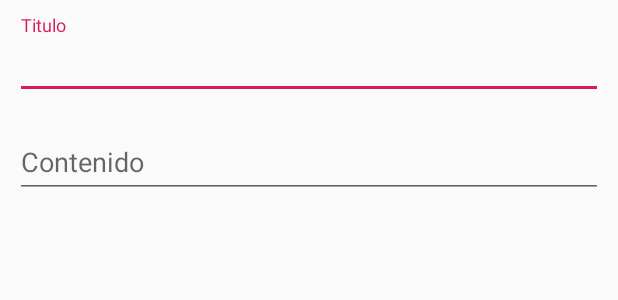
After one commit to ElvisAlfaro/RecyclerView, an Android app: the layout popup_edit_item.xml on its own in the app's theme, with its tools: preview values and no code run, on a phone screen of 412 x 824 dp. The commit adds this screen. Shown: the top 300 px of the screen. Run offline under Robolectric (Android 15) with nearby library versions, the phone set to English and light mode, and no system bars.

Commit message:
implementar CRUD

```diff
--- a/RecyclerView/app/build.gradle
+++ b/RecyclerView/app/build.gradle
@@ -30,6 +30,7 @@ dependencies {
     implementation 'androidx.core:core-ktx:1.12.0'
     implementation 'androidx.core:core-ktx:1.12.0'
     implementation 'androidx.core:core:1.12.0'
+    implementation 'com.google.android.material:material:1.5.0'
 
     testImplementation 'junit:junit:4.12'
     androidTestImplementation 'androidx.test:runner:1.1.1'
--- /dev/null
+++ b/RecyclerView/app/src/main/res/layout/popup_edit_item.xml
@@ -0,0 +1,32 @@
+<?xml version="1.0" encoding="utf-8"?>
+<androidx.constraintlayout.widget.ConstraintLayout
+    xmlns:android="http://schemas.android.com/apk/res/android"
+    xmlns:app="http://schemas.android.com/apk/res-auto"
+    android:layout_width="match_parent"
+    android:layout_height="match_parent"
+    android:padding="10dp">
+    <com.google.android.material.textfield.TextInputLayout
+        android:id="@+id/til_title"
+        android:layout_width="match_parent"
+        android:layout_height="wrap_content"
+        app:layout_constraintTop_toTopOf="parent">
+        <androidx.appcompat.widget.AppCompatEditText
+            android:id="@+id/et_title"
+            android:layout_width="match_parent"
+            android:layout_height="wrap_content"
+            android:hint="Titulo"/>
+    </com.google.android.material.textfield.TextInputLayout>
+    <com.google.android.material.textfield.TextInputLayout
+        android:id="@+id/til_content"
+        android:layout_width="match_parent"
+        android:layout_height="wrap_content"
+        android:layout_marginTop="10dp"
+        app:layout_constraintTop_toBottomOf="@+id/til_title">
+        <androidx.appcompat.widget.AppCompatEditText
+            android:id="@+id/et_content"
+            android:layout_width="match_parent"
+            android:layout_height="wrap_content"
+            android:hint="Contenido"/>
+    </com.google.android.material.textfield.TextInputLayout>
+
+</androidx.constraintlayout.widget.ConstraintLayout>
```
Also changed, not shown: RecyclerView/app/src/main/java/com/example/recyclerview/activity/MainActivity.java (+29 -2 lines), RecyclerView/app/src/main/java/com/example/recyclerview/adaptador/RecyclerAdapter.java (+81 -10 lines), RecyclerView/app/src/main/java/com/example/recyclerview/model/ItemList.java (+12 -0 lines), RecyclerView/app/src/main/res/layout/activity_main.xml (+9 -0 lines), RecyclerView/app/src/main/res/drawable/ic_add_white_36dp.png (added), 1 other file.
